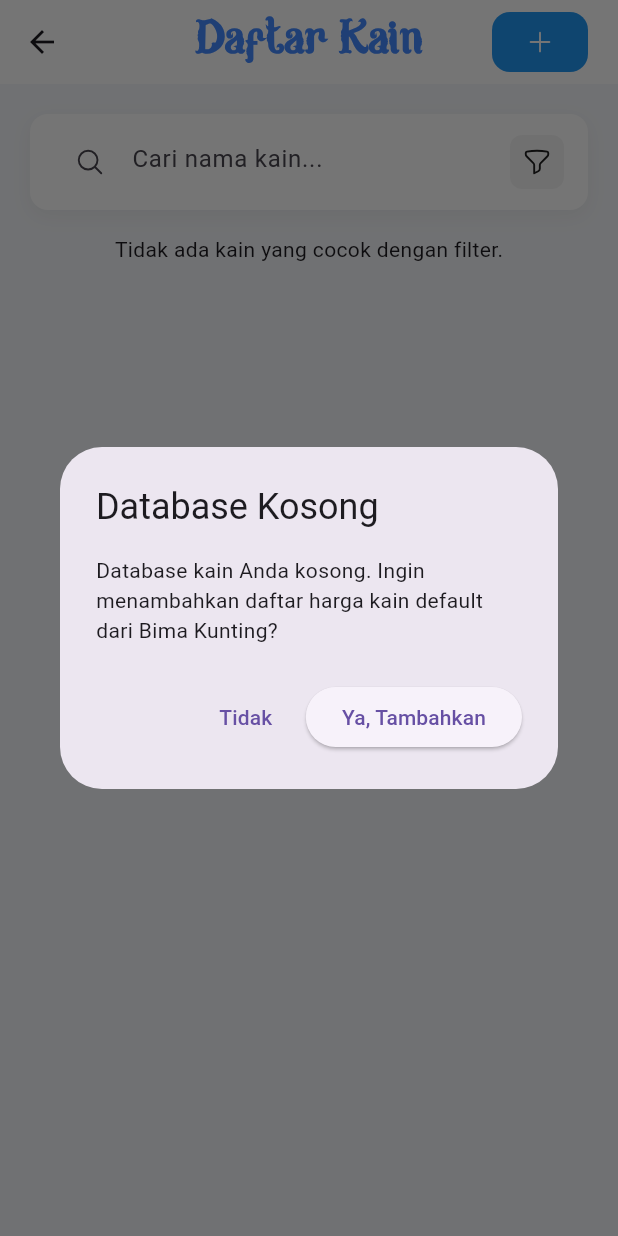
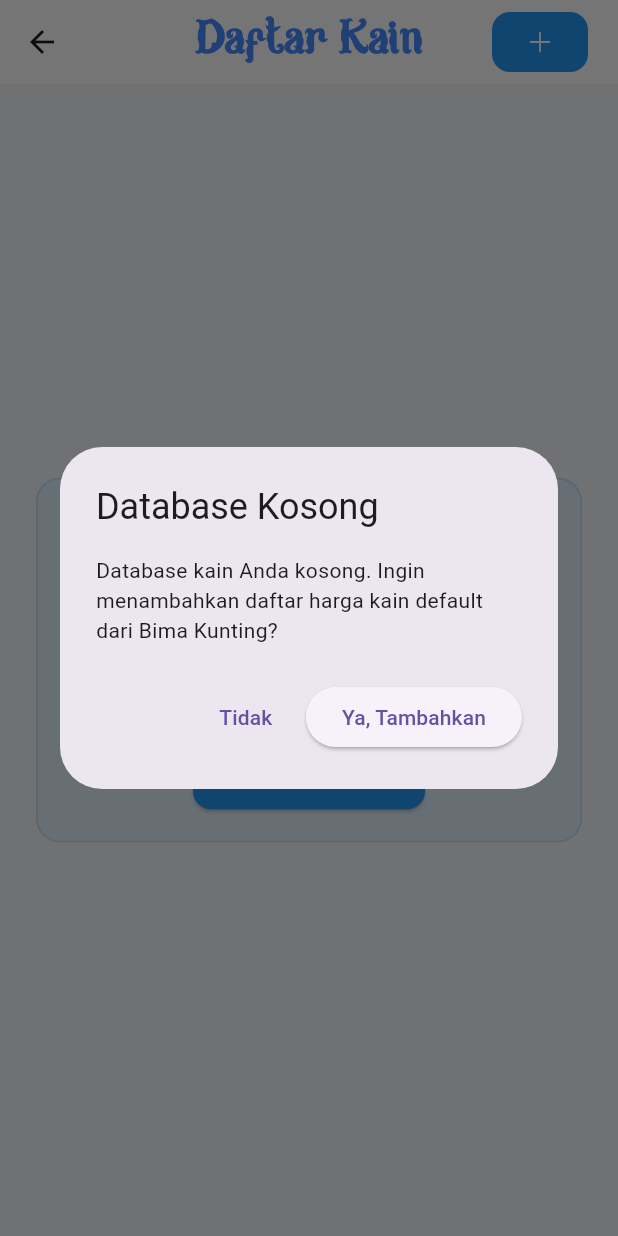
Before and after one commit to agungkurniawanid/batik_sesa_bojonegoro_app, a Flutter app: the DaftarKainScreen screen opened by its route, on a phone screen of 412 x 824 dp. Run offline on Flutter 3.47's test engine with Material 3 defaults, Android fonts, the phone set to English and light mode, and no system bars; our stand-ins replace firebase_core, firebase_database, flutter_riverpod, heroicons, loading_animation_widget, persistent_bottom_nav_bar; accounts and stored records are empty.

Commit message:
update fix card info tidak ada data page daftar kain

```diff
--- a/lib/screens/daftar_kain/daftar_kain_screens.dart
+++ b/lib/screens/daftar_kain/daftar_kain_screens.dart
@@ -15,7 +15,6 @@
 }
 
 class _DaftarKainScreenState extends ConsumerState<DaftarKainScreen> {
-
   final _searchController = TextEditingController();
 
   @override
@@ -41,7 +40,6 @@
       builder: (_) => const _FilterBottomSheet(),
     );
   }
-
 
   Future<void> _checkAndSeedDatabase() async {
     final repository = ref.read(kainRepositoryProvider);
@@ -78,11 +76,91 @@
     }
   }
 
+  Widget _buildEmptyDataInfoCard(BuildContext context) {
+    return Card(
+      color: Colors.blue[50],
+      shape: RoundedRectangleBorder(
+        borderRadius: BorderRadius.circular(16),
+        side: BorderSide(
+          color: Colors.blue[100]!,
+          width: 1,
+        ),
+      ),
+      elevation: 0,
+      child: Padding(
+        padding: const EdgeInsets.all(20),
+        child: Column(
+          mainAxisSize: MainAxisSize.min,
+          children: [
+            Container(
+              padding: const EdgeInsets.all(12),
+              decoration: BoxDecoration(
+                color: Colors.blue[100],
+                shape: BoxShape.circle,
+              ),
+              child: const HeroIcon(
+                HeroIcons.informationCircle,
+                size: 28,
+                color: Colors.blue,
+              ),
+            ),
+            const SizedBox(height: 16),
+            Text(
+              'Belum Ada Data Kain',
+              style: TextStyle(
+                fontSize: 16,
+                fontWeight: FontWeight.w600,
+                color: Colors.blue[800],
+              ),
+            ),
+            const SizedBox(height: 8),
+            Text(
+              'Tambahkan data kain pertama Anda untuk memulai',
+              textAlign: TextAlign.center,
+              style: TextStyle(
+                fontSize: 14,
+                color: Colors.blue[700],
+              ),
+            ),
+            const SizedBox(height: 16),
+            ElevatedButton(
+              onPressed: () {
+                Navigator.push(
+                  context,
+                  MaterialPageRoute(
+                    builder: (context) => const AddKainScreen(),
+                  ),
+                );
+              },
+              style: ElevatedButton.styleFrom(
+                backgroundColor: Colors.blue,
+                foregroundColor: Colors.white,
+                padding: const EdgeInsets.symmetric(
+                  horizontal: 24,
+                  vertical: 12,
+                ),
+                shape: RoundedRectangleBorder(
+                  borderRadius: BorderRadius.circular(12),
+                ),
+              ),
+              child: const Row(
+                mainAxisSize: MainAxisSize.min,
+                children: [
+                  HeroIcon(HeroIcons.plus, size: 16),
+                  SizedBox(width: 8),
+                  Text('Tambah Kain'),
+                ],
+              ),
+            ),
+          ],
+        ),
+      ),
+    );
+  }
+
   @override
   Widget build(BuildContext context) {
-    // UI sekarang mengawasi 'filteredKainListProvider'
     final filteredKainList = ref.watch(filteredKainListProvider);
-    // Kita juga tetap butuh stream provider untuk error dan loading state
     final kainListAsync = ref.watch(kainListStreamProvider);
 
     return Scaffold(
@@ -110,7 +188,15 @@
         ],
       ),
       body: kainListAsync.when(
-        data: (_) { // Data diambil dari filteredKainList, ini hanya untuk state
+        data: (_) {
+          if (filteredKainList.isEmpty) {
+            return Center(
+              child: Padding(
+                padding: const EdgeInsets.all(20),
+                child: _buildEmptyDataInfoCard(context),
+              ),
+            );
+          }
           return SingleChildScrollView(
             child: Padding(
               padding: const EdgeInsets.all(20),
@@ -118,9 +204,6 @@
                 children: [
                   _buildSearchBar(),
                   const SizedBox(height: 16),
-                  if (filteredKainList.isEmpty)
-                    const Center(child: Text('Tidak ada kain yang cocok dengan filter.'))
-                  else
                   ListView.separated(
                     shrinkWrap: true,
                     physics: const NeverScrollableScrollPhysics(),
@@ -141,8 +224,6 @@
       ),
     );
   }
-
-  // --- Helper Widgets & Methods ---
 
   Widget _buildSearchBar() {
     return Container(
@@ -457,7 +538,6 @@
   @override
   void initState() {
     super.initState();
-    // Ambil nilai filter saat ini dari provider untuk diisikan ke controller
     final currentWidthFilter = ref.read(kainWidthFilterProvider);
     _widthController = TextEditingController(text: currentWidthFilter);
 
@@ -476,12 +556,11 @@
     ref.read(kainCategoryFilterProvider.notifier).state = null;
     ref.read(kainUnitFilterProvider.notifier).state = null;
     _widthController.clear();
-    Navigator.pop(context); // Tutup bottom sheet
+    Navigator.pop(context);
   }
 
   @override
   Widget build(BuildContext context) {
-    // Awasi provider untuk memperbarui UI filter secara real-time
     final selectedCategory = ref.watch(kainCategoryFilterProvider);
     final selectedUnit = ref.watch(kainUnitFilterProvider);
 
@@ -500,7 +579,6 @@
           ),
           const SizedBox(height: 20),
 
-          // Filter Kategori
           DropdownButtonFormField<String>(
             value: selectedCategory,
             hint: const Text('Semua Kategori'),
@@ -510,7 +588,6 @@
           ),
           const SizedBox(height: 16),
 
-          // Filter Lebar
           TextFormField(
             controller: _widthController,
             decoration: const InputDecoration(
@@ -522,7 +599,6 @@
           ),
           const SizedBox(height: 16),
 
-          // Filter Satuan
           DropdownButtonFormField<String>(
             value: selectedUnit,
             hint: const Text('Semua Satuan'),
@@ -531,11 +607,6 @@
             decoration: const InputDecoration(labelText: 'Satuan', border: OutlineInputBorder()),
           ),
           const SizedBox(height: 24),
-
-          // ElevatedButton(
-          //   onPressed: () => Navigator.pop(context),
-          //   child: const Text('Terapkan Filter'),
-          // ),
         ],
       ),
     );
```
Lines whose indentation alone changed are shown as unchanged.
